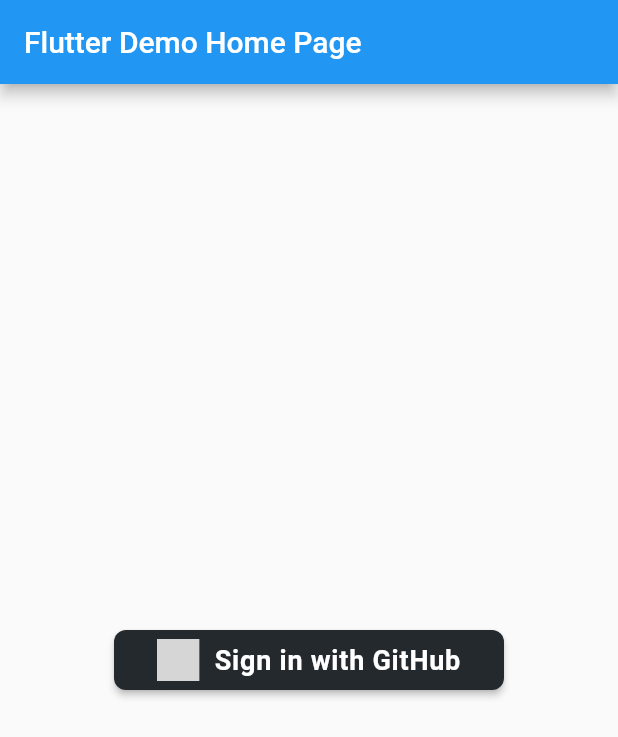
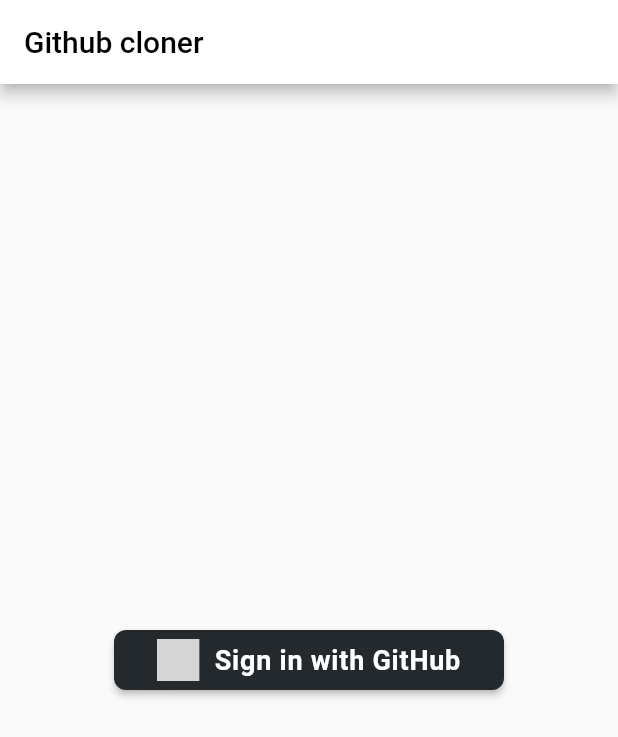
Before and after one commit to Farahzalsaf/github-cloner, a Flutter app: the screen it shows after launch, on a phone screen of 412 x 824 dp. Shown: the top 737 px of the screen. Run offline on Flutter 3.47's test engine with Material 2 defaults, Android fonts, the phone set to English and light mode, and no system bars; our stand-ins replace auth_buttons, dio, pretty_dio_logger, shared_preferences; missing offline and left inert: flutter_inappwebview; grey boxes are pictures that could not be loaded.

Commit message:
everything checks out!

```diff
--- a/lib/main.dart
+++ b/lib/main.dart
@@ -19,9 +19,20 @@
     return MaterialApp(
       title: 'Flutter Demo',
       theme: ThemeData(
-        primarySwatch: Colors.blue,
+        primarySwatch: MaterialColor(0xFFFFFFFF, {
+          50: Color(0xFFFFFFFF),
+          100: Color(0xFFFFFFFF),
+          200: Color(0xFFFFFFFF),
+          300: Color(0xFFFFFFFF),
+          400: Color(0xFFFFFFFF),
+          500: Color(0xFFFFFFFF),
+          600: Color(0xFFFFFFFF),
+          700: Color(0xFFFFFFFF),
+          800: Color(0xFFFFFFFF),
+          900: Color(0xFFFFFFFF),
+        }),
       ),
-      home: const MyHomePage(title: 'Flutter Demo Home Page'),
+      home: const MyHomePage(title: 'Github cloner'),
     );
   }
 }
@@ -147,6 +158,11 @@
   }
 }
 
+
+/**
+ * after the comment, the UI of the app starts
+ */
+
 class UserRepoCard extends StatelessWidget {
   final String repoName;
   final String repoDescription;
@@ -186,11 +202,13 @@
   Map<String, dynamic> _profileData = {};
   List<dynamic> _userRepos = [];
 
+
   @override
   void initState() {
     super.initState();
     _fetchUserProfile();
     _fetchUserRepos(); // Fetch user repositories during initialization
+
   }
 
   Future<void> _fetchUserProfile() async {
@@ -287,6 +305,15 @@
                       decoration: BoxDecoration(
                         color: Colors.black,
                         borderRadius: BorderRadius.circular(12),
+                        boxShadow: [
+                          BoxShadow(
+                            color: Colors.black.withOpacity(0.3),
+                            offset: Offset(0, 2),
+                            blurRadius: 4,
+                            spreadRadius: 0,
+                          )
+                        ]
+
                       ),
                       padding: EdgeInsets.all(16),
                       child: Column(
@@ -455,6 +482,7 @@
                   ],
                 ),
               ),
+
       ),
     );
   }
```
